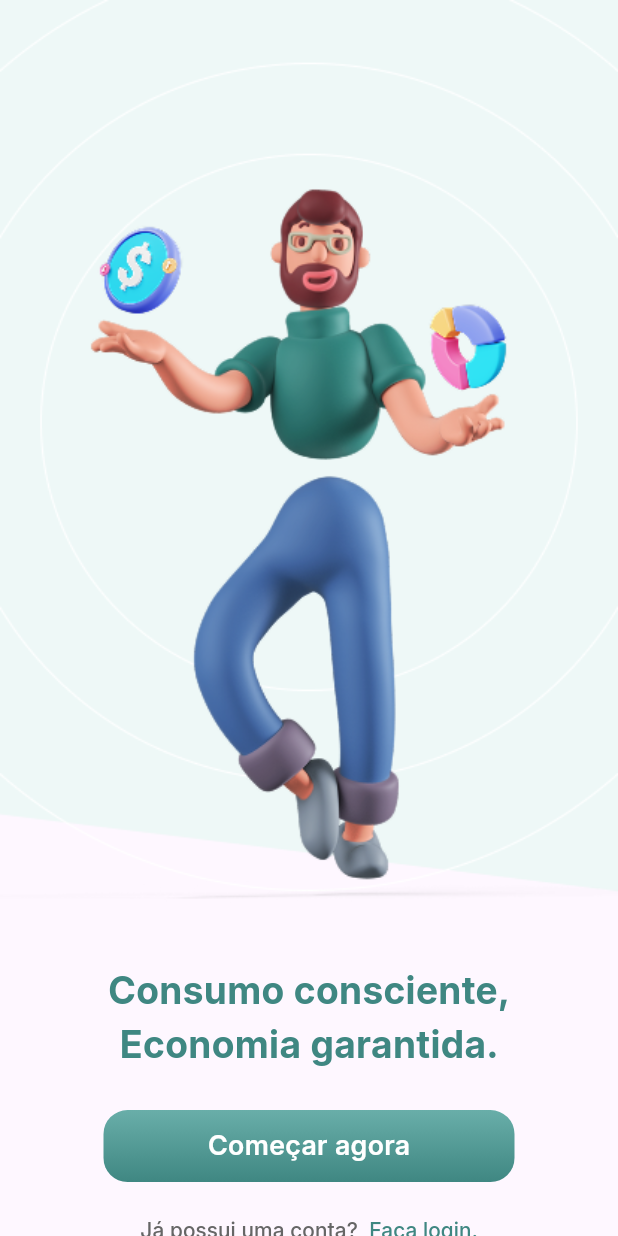
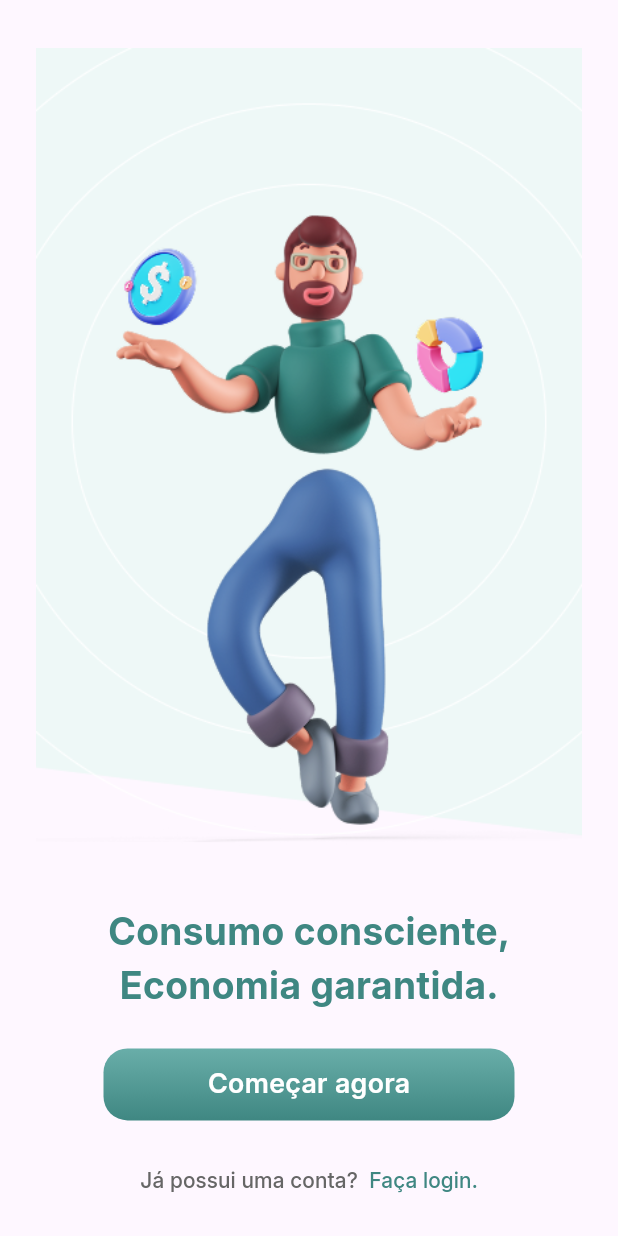
Before and after one commit to MaSamahaa/finances, a Flutter app: the screen it shows after launch, on a phone screen of 412 x 824 dp. Run offline on Flutter 3.47's test engine with Material 3 defaults, Android fonts, the phone set to English and light mode, and no system bars; our stand-ins replace firebase_core, firebase_crashlytics; accounts and stored records are empty.

Commit message:
fix onboard page

```diff
--- a/lib/features/onboarding/onboarding_page.dart
+++ b/lib/features/onboarding/onboarding_page.dart
@@ -10,12 +10,15 @@ class OnboardingPage extends StatelessWidget {
   @override
   Widget build(BuildContext context) {
     return Scaffold(
-      body: Column(
+      body: SafeArea(
+        child: SingleChildScrollView(
+          padding: const EdgeInsets.symmetric(horizontal: 24.0),
+          child: Column(
+            mainAxisAlignment: MainAxisAlignment.center,
             children: [
+              const SizedBox(height: 32.0),
               Image.asset('assets/images/man.png'),
-          const SizedBox(
-            height: 32.0,
-          ),
+              const SizedBox(height: 32.0),
               Text(
                 'Consumo consciente,',
                 style: AppTextStyles.mediumText
@@ -26,23 +29,18 @@ class OnboardingPage extends StatelessWidget {
                 style: AppTextStyles.mediumText
                     .copyWith(color: AppColors.greenlightTwo),
               ),
-          const SizedBox(
-            height: 10,
+              const SizedBox(height: 24.0),
+              PrimaryButton(
+                text: 'Começar agora',
+                onPressed: () {
+                  // ação
+                },
               ),
-          Padding(
-            padding: const EdgeInsets.only(
-              left: 24.0,
-              right: 24.0,
-              top: 16.0,
-              bottom: 8.0,
-            ),
-            child: PrimaryButton(
-              text: 'Começar agora',
-              onPressed: () {},
-            ),
-          ),
+              const SizedBox(height: 16.0),
               CustomTextButton(
-            onpressed: () {},
+                onpressed: () {
+                  // ação
+                },
                 children: [
                   Text(
                     'Já possui uma conta?  ',
@@ -58,7 +56,10 @@ class OnboardingPage extends StatelessWidget {
                   ),
                 ],
               ),
+              const SizedBox(height: 32.0),
             ],
+          ),
+        ),
       ),
     );
   }
```
Lines whose indentation alone changed are shown as unchanged.
